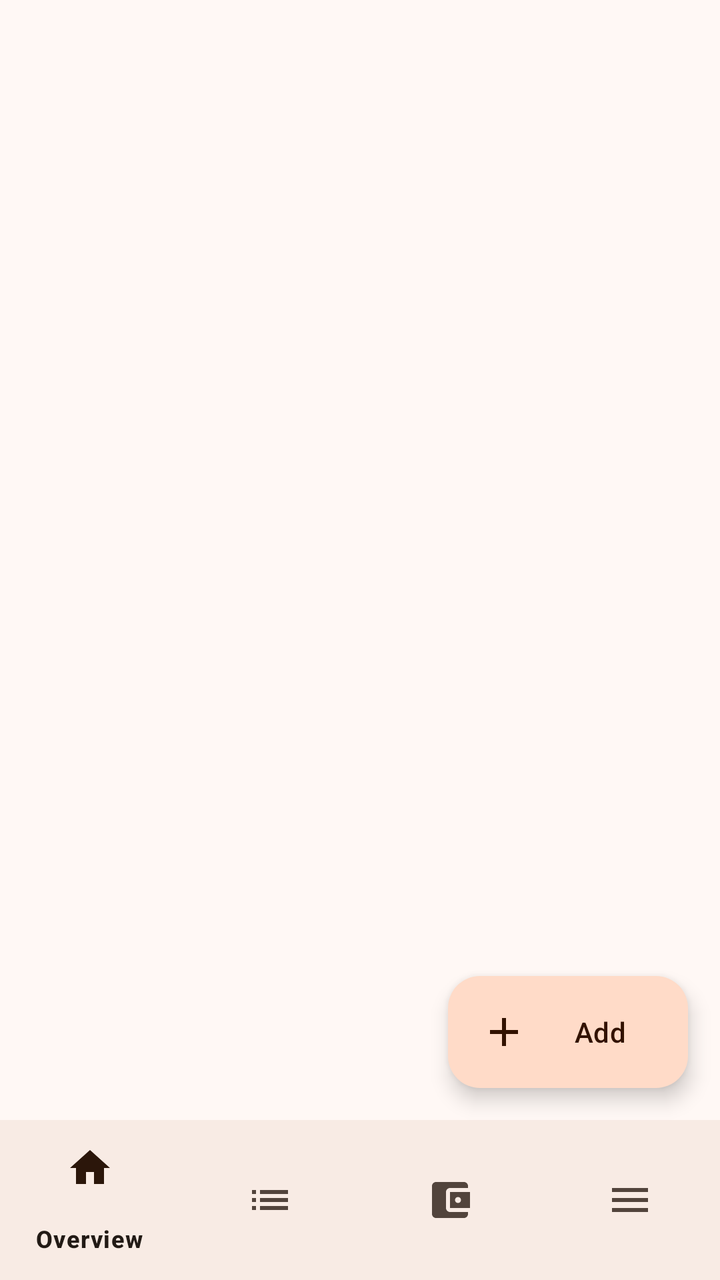
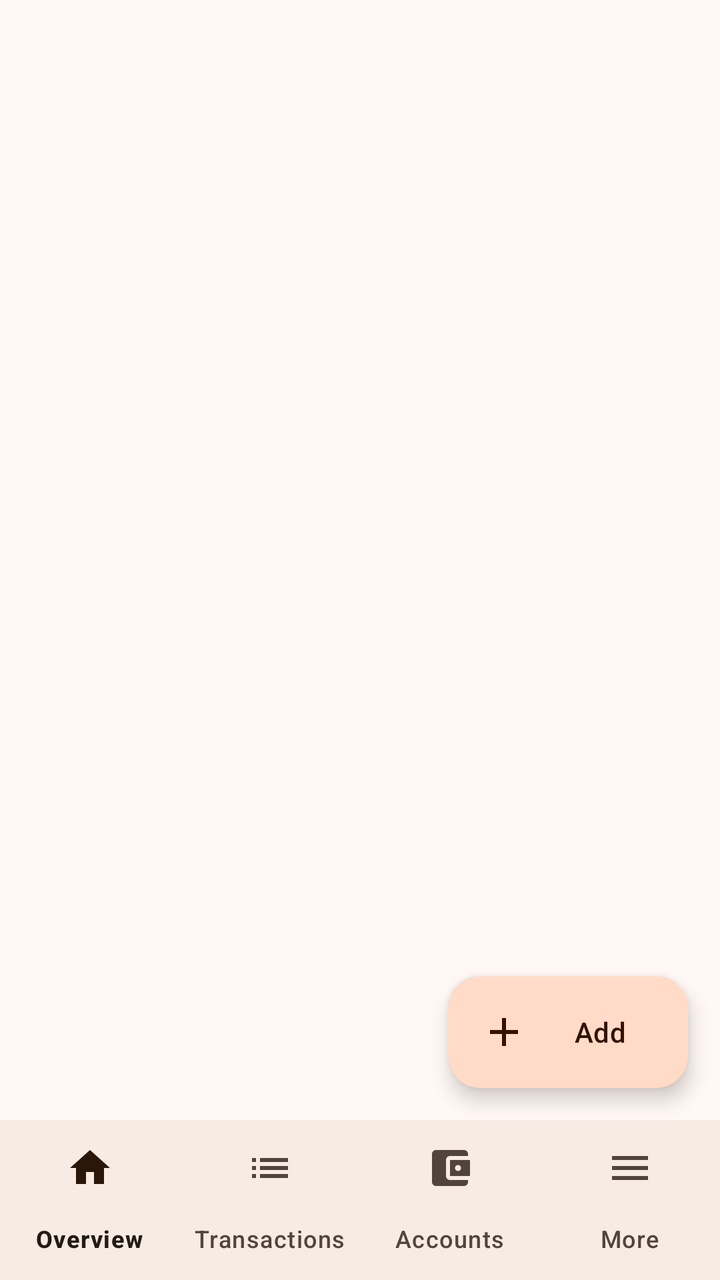

Before-and-after screenshots of an Android layout around one commit, followed by the original layout XML and the change that was made.
<!-- AndroidManifest.xml: application theme AppTheme -->
<!-- res/layout/activity_main.xml -->
<?xml version="1.0" encoding="utf-8"?>
<LinearLayout xmlns:android="http://schemas.android.com/apk/res/android"
    xmlns:app="http://schemas.android.com/apk/res-auto"
    android:layout_width="match_parent"
    android:layout_height="match_parent"
    android:orientation="vertical">

    <com.google.android.material.appbar.AppBarLayout
        android:id="@+id/app_bar"
        android:layout_width="match_parent"
        android:layout_height="wrap_content"
        android:fitsSystemWindows="true">

        <com.google.android.material.appbar.MaterialToolbar
            android:id="@+id/toolbar"
            android:layout_width="match_parent"
            android:layout_height="?attr/actionBarSize" />
    </com.google.android.material.appbar.AppBarLayout>

    <androidx.coordinatorlayout.widget.CoordinatorLayout
        android:id="@+id/snackbar_anchor"
        android:layout_width="match_parent"
        android:layout_height="0dp"
        android:layout_weight="1">

        <FrameLayout
            android:id="@+id/fragment_container"
            android:layout_width="match_parent"
            android:layout_height="match_parent" />

        <com.google.android.material.floatingactionbutton.ExtendedFloatingActionButton
            android:id="@+id/fab"
            android:layout_width="wrap_content"
            android:layout_height="wrap_content"
            android:layout_gravity="bottom|end"
            android:layout_margin="16dp"
            android:text="@string/add"
            app:icon="@drawable/ic_add" />
    </androidx.coordinatorlayout.widget.CoordinatorLayout>

    <com.google.android.material.bottomnavigation.BottomNavigationView
        android:id="@+id/bottom_nav"
        android:layout_width="match_parent"
        android:layout_height="wrap_content"
        app:menu="@menu/bottom_nav" />
</LinearLayout>
<!-- resources referenced by this layout -->
<resources>
  <!-- drawable ic_add (drawable) -->
  <vector xmlns:android="http://schemas.android.com/apk/res/android"
      android:width="24dp"
      android:height="24dp"
      android:viewportWidth="24"
      android:viewportHeight="24"
      android:tint="?attr/colorControlNormal">
      <path
          android:fillColor="@android:color/white"
          android:pathData="M19,13h-6v6h-2v-6H5v-2h6V5h2v6h6v2z" />
  </vector>
  <string name="add">Add</string>
  <color name="md_primary">#8B4F24</color>
  <color name="md_on_primary">#FFFFFF</color>
  <color name="md_primary_container">#FFDBC8</color>
  <color name="md_on_primary_container">#321200</color>
  <color name="md_secondary">#755846</color>
  <color name="md_on_secondary">#FFFFFF</color>
  <color name="md_secondary_container">#FFDCC7</color>
  <color name="md_on_secondary_container">#2B160A</color>
  <color name="md_tertiary">#5F6135</color>
  <color name="md_on_tertiary">#FFFFFF</color>
  <color name="md_tertiary_container">#E5E6AE</color>
  <color name="md_on_tertiary_container">#1C1D00</color>
  <color name="md_error">#BA1A1A</color>
  <color name="md_on_error">#FFFFFF</color>
  <color name="md_error_container">#FFDAD6</color>
  <color name="md_on_error_container">#410002</color>
  <color name="md_surface">#FFF8F5</color>
  <color name="md_on_surface">#221A15</color>
  <color name="md_surface_variant">#F4DED3</color>
  <color name="md_on_surface_variant">#52443C</color>
  <color name="md_outline">#85746B</color>
  <color name="md_outline_variant">#D7C2B8</color>
  <color name="md_surface_container_lowest">#FFFFFF</color>
  <color name="md_surface_container_low">#FEF1EA</color>
  <color name="md_surface_container">#F8EBE4</color>
  <color name="md_surface_container_high">#F3E5DE</color>
  <color name="md_surface_container_highest">#EDE0D9</color>
  <color name="md_inverse_surface">#382E29</color>
  <color name="md_inverse_on_surface">#FEEDE5</color>
  <color name="md_inverse_primary">#FFB68B</color>
  <!-- unchanged entries left out for length: 1 -->
</resources>

<!-- the commit's change to res/layout/activity_main.xml (unified diff, before → after) -->
@@ -42,5 +42,6 @@
         android:id="@+id/bottom_nav"
         android:layout_width="match_parent"
         android:layout_height="wrap_content"
+        app:labelVisibilityMode="labeled"
         app:menu="@menu/bottom_nav" />
 </LinearLayout>
